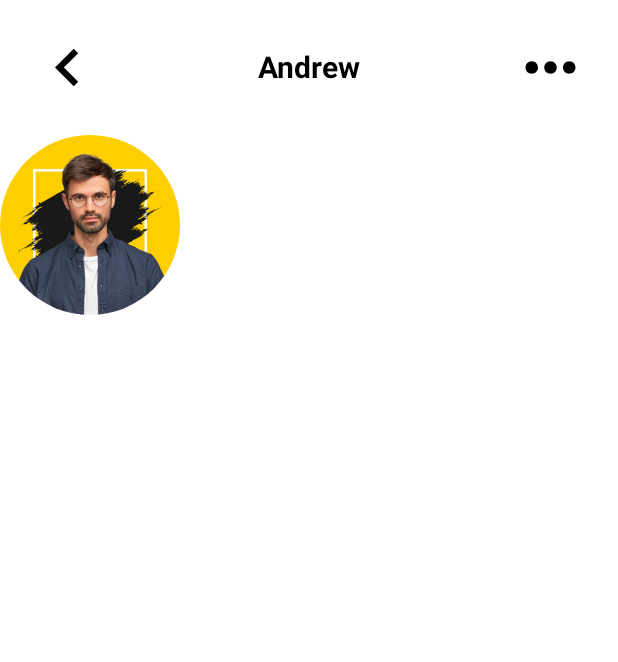
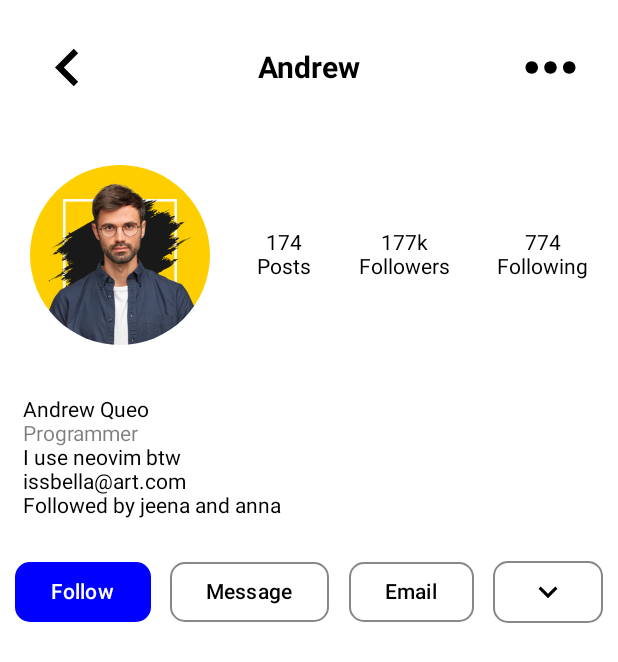
Before and after one commit to SarunMr/Kotlin, an Android app built with Jetpack Compose: the @Preview function PreviewInsta, on a phone screen of 412 x 824 dp. Shown: the top 662 px of the screen. Run offline under Robolectric (Android 15) with nearby library versions, the phone set to English and light mode, and no system bars.

Commit message:
Insta_Added-Buttons

```diff
--- a/app/src/main/java/com/example/class36a/LoginActivity.kt
+++ b/app/src/main/java/com/example/class36a/LoginActivity.kt
@@ -6,6 +6,7 @@ import android.view.RoundedCorner
 import androidx.activity.ComponentActivity
 import androidx.activity.compose.setContent
 import androidx.activity.enableEdgeToEdge
+import androidx.compose.foundation.BorderStroke
 import androidx.compose.foundation.Image
 import androidx.compose.foundation.background
 import androidx.compose.foundation.layout.Arrangement
@@ -20,14 +21,19 @@ import androidx.compose.foundation.layout.width
 import androidx.compose.foundation.shape.RoundedCornerShape
 import androidx.compose.material.icons.Icons
 import androidx.compose.material.icons.filled.KeyboardArrowLeft
+import androidx.compose.material3.Button
+import androidx.compose.material3.ButtonDefaults
 import androidx.compose.material3.Icon
 import androidx.compose.material3.Scaffold
 import androidx.compose.material3.Text
 import androidx.compose.runtime.Composable
 import androidx.compose.ui.Alignment
 import androidx.compose.ui.Modifier
+import androidx.compose.ui.draw.alpha
 import androidx.compose.ui.draw.clip
+import androidx.compose.ui.focus.focusModifier
 import androidx.compose.ui.graphics.Color
+import androidx.compose.ui.layout.ModifierLocalBeyondBoundsLayout
 import androidx.compose.ui.res.painterResource
 import androidx.compose.ui.text.font.FontWeight
 import androidx.compose.ui.tooling.preview.Preview
@@ -78,7 +84,11 @@ fun InstaClone(innerPadding : PaddingValues){
                 modifier = Modifier.height(50.dp).width(50.dp)
             )
         }
-        Row (){
+        Row (
+            verticalAlignment = Alignment.CenterVertically,
+            horizontalArrangement = Arrangement.SpaceBetween,
+            modifier = Modifier.fillMaxWidth().padding(horizontal = 20.dp, vertical = 20.dp)
+        ){
             Image(
                 painter = painterResource(R.drawable.person),
                 contentDescription = null,
@@ -86,6 +96,95 @@ fun InstaClone(innerPadding : PaddingValues){
                     .height(120.dp).width(120.dp)
                     .clip(shape = RoundedCornerShape(100.dp))
             )
+            Column (
+               verticalArrangement = Arrangement.Center,
+                horizontalAlignment = Alignment.CenterHorizontally
+            ){
+                Text("174")
+                Text("Posts")
+            }
+
+            Column (
+                verticalArrangement = Arrangement.Center,
+                horizontalAlignment = Alignment.CenterHorizontally
+            ){
+                Text("177k")
+                Text("Followers")
+            }
+
+            Column (
+                verticalArrangement = Arrangement.Center,
+                horizontalAlignment = Alignment.CenterHorizontally
+            ){
+                Text("774")
+                Text("Following")
+            }
+        }
+        Column(
+            modifier = Modifier.padding(
+                horizontal = 15.dp,
+                vertical = 15.dp
+            )
+        ){
+            Text("Andrew Queo")
+            Text("Programmer", modifier = Modifier.alpha(alpha = 0.5f))
+            Text("I use neovim btw")
+            Text("issbella@art.com")
+            Text("Followed by jeena and anna")
+        }
+        Row(
+            verticalAlignment = Alignment.CenterVertically,
+            horizontalArrangement = Arrangement.SpaceBetween,
+            modifier = Modifier.fillMaxWidth().padding(horizontal = 10.dp, vertical = 10.dp)
+        ) {
+            Button(
+                onClick = {},
+                shape = RoundedCornerShape(10.dp),
+                colors = ButtonDefaults.buttonColors(
+                    containerColor = Color.Blue,
+                    contentColor = Color.White
+                ),
+                ) {
+                Text(text = "Follow")
+            }
+
+            Button(
+                onClick = {},
+                shape = RoundedCornerShape(10.dp),
+                border = BorderStroke(1.dp,Color.Gray),
+                colors = ButtonDefaults.outlinedButtonColors(
+                    contentColor = Color.Black
+                ),
+            ) {
+                Text(text = "Message")
+            }
+
+            Button(
+                onClick = {},
+                shape = RoundedCornerShape(10.dp),
+                border = BorderStroke(1.dp,Color.Gray),
+                colors = ButtonDefaults.outlinedButtonColors(
+                    contentColor = Color.Black
+                ),
+            ) {
+                Text(text = "Email")
+            }
+
+            Button(
+                onClick = {},
+                shape = RoundedCornerShape(10.dp),
+                border = BorderStroke(1.dp,Color.Gray),
+                colors = ButtonDefaults.outlinedButtonColors(
+                    contentColor = Color.Black
+                ),
+            ) {
+                Icon(
+                    painterResource(R.drawable.baseline_keyboard_arrow_down_24),
+                    contentDescription = null,
+                    modifier = Modifier.height(25.dp).width(25.dp)
+                )
+            }
+
         }
     }
 }
--- /dev/null
+++ b/app/src/main/res/drawable/baseline_keyboard_arrow_down_24.xml
@@ -0,0 +1,5 @@
+<vector xmlns:android="http://schemas.android.com/apk/res/android" android:height="24dp" android:tint="#000000" android:viewportHeight="24" android:viewportWidth="24" android:width="24dp">
+
+    <path android:fillColor="@android:color/white" android:pathData="M7.41,8.59L12,13.17l4.59,-4.58L18,10l-6,6 -6,-6 1.41,-1.41z"/>
+
+</vector>
```
